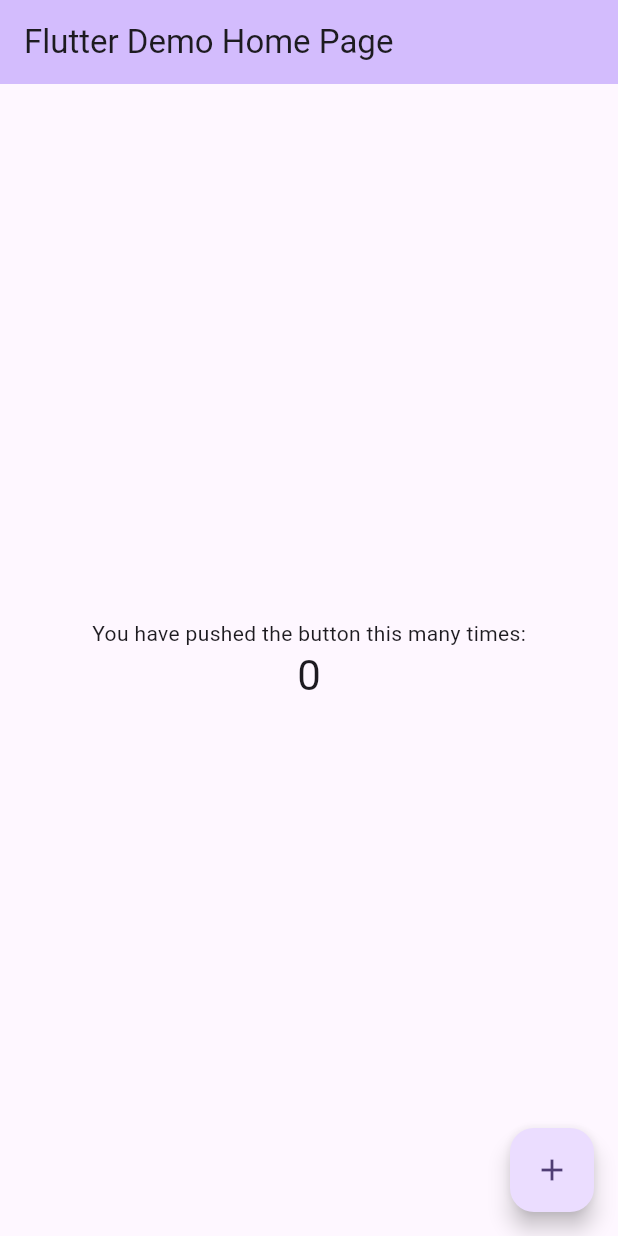
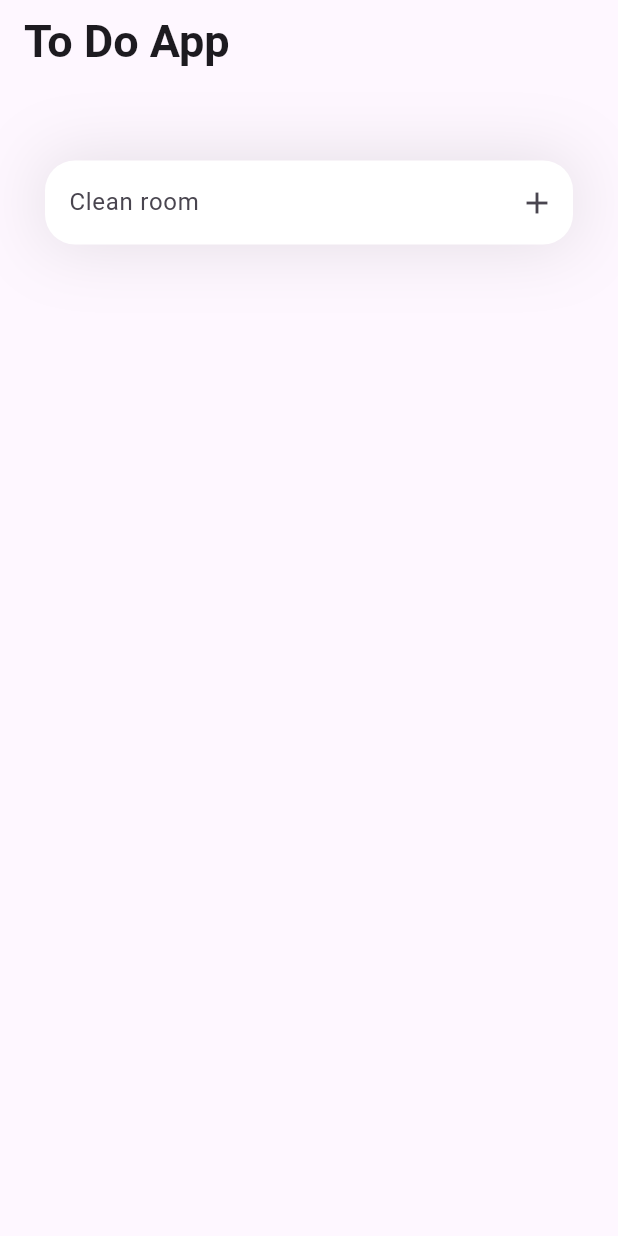
Before and after one commit to JopeKK/AppToDo, a Flutter app: the screen it shows after launch, on a phone screen of 412 x 824 dp. Run offline on Flutter 3.47's test engine with Material 3 defaults, Android fonts, the phone set to English and light mode, and no system bars; our stand-ins replace bloc, equatable, flutter_bloc, shared_preferences.

Commit message:
in progress

```diff
--- /dev/null
+++ b/lib/bloc/todo_event.dart
@@ -0,0 +1,27 @@
+part of 'todo_bloc.dart';
+
+/*
+- zmiana stanu
+- dodanie zadania
+*/
+
+abstract class ToDoEvent extends Equatable {
+  const ToDoEvent();
+}
+
+class AddToDo extends ToDoEvent {
+  final String title;
+  final String description;
+
+  const AddToDo(this.title, this.description);
+
+  @override
+  List<Object> get props => [title, description];
+}
+
+class DoneToDo extends ToDoEvent {
+  const DoneToDo();
+
+  @override
+  List<Object> get props => [];
+}
--- /dev/null
+++ b/lib/bloc/todo_state.dart
@@ -0,0 +1,20 @@
+part of 'todo_bloc.dart';
+
+abstract class ToDoState extends Equatable {
+  const ToDoState();
+}
+
+class ToDoInitial extends ToDoState {
+  const ToDoInitial();
+
+  @override
+  List<Object> get props => [];
+}
+
+class ToDoListView extends ToDoState {
+  final List<ToDoModel> items;
+  const ToDoListView(this.items);
+
+  @override
+  List<Object> get props => [];
+}
--- /dev/null
+++ b/lib/data/model/todo.dart
@@ -0,0 +1,32 @@
+import 'package:equatable/equatable.dart';
+
+class ToDoModel extends Equatable {
+  final String title;
+  final String description;
+  final bool isDone;
+
+  ToDoModel({
+    required this.title,
+    required this.description,
+    this.isDone = false,
+  });
+
+  @override
+  List<Object> get props => [
+        title,
+        description,
+        isDone,
+      ];
+
+  factory ToDoModel.fromJson(Map<String, dynamic> json) => ToDoModel(
+        title: json["title"],
+        description: json["description"],
+        isDone: json["isDone"],
+      );
+
+  Map<String, dynamic> toJson() => {
+        "title": title,
+        "description": description,
+        "isDone": isDone,
+      };
+}
--- a/lib/main.dart
+++ b/lib/main.dart
@@ -1,4 +1,8 @@
 import 'package:flutter/material.dart';
+import 'package:flutter_bloc/flutter_bloc.dart';
+import 'package:to_do_app/bloc/todo_bloc.dart';
+import 'package:to_do_app/data/todo_repository.dart';
+import 'package:to_do_app/pages/todolist.dart';
 
 void main() {
   runApp(const MyApp());
@@ -7,119 +11,14 @@ void main() {
 class MyApp extends StatelessWidget {
   const MyApp({super.key});
 
-  // This widget is the root of your application.
   @override
   Widget build(BuildContext context) {
     return MaterialApp(
-      title: 'Flutter Demo',
-      theme: ThemeData(
-        // This is the theme of your application.
-        //
-        // TRY THIS: Try running your application with "flutter run". You'll see
-        // the application has a purple toolbar. Then, without quitting the app,
-        // try changing the seedColor in the colorScheme below to Colors.green
-        // and then invoke "hot reload" (save your changes or press the "hot
-        // reload" button in a Flutter-supported IDE, or press "r" if you used
-        // the command line to start the app).
-        //
-        // Notice that the counter didn't reset back to zero; the application
-        // state is not lost during the reload. To reset the state, use hot
-        // restart instead.
-        //
-        // This works for code too, not just values: Most code changes can be
-        // tested with just a hot reload.
-        colorScheme: ColorScheme.fromSeed(seedColor: Colors.deepPurple),
-        useMaterial3: true,
+      debugShowCheckedModeBanner: false,
+      home: BlocProvider(
+        create: (context) => ToDoBloc(TodoRepository()),
+        child: Todolist(),
       ),
-      home: const MyHomePage(title: 'Flutter Demo Home Page'),
     );
   }
 }
-
-class MyHomePage extends StatefulWidget {
-  const MyHomePage({super.key, required this.title});
-
-  // This widget is the home page of your application. It is stateful, meaning
-  // that it has a State object (defined below) that contains fields that affect
-  // how it looks.
-
-  // This class is the configuration for the state. It holds the values (in this
-  // case the title) provided by the parent (in this case the App widget) and
-  // used by the build method of the State. Fields in a Widget subclass are
-  // always marked "final".
-
-  final String title;
-
-  @override
-  State<MyHomePage> createState() => _MyHomePageState();
-}
-
-class _MyHomePageState extends State<MyHomePage> {
-  int _counter = 0;
-
-  void _incrementCounter() {
-    setState(() {
-      // This call to setState tells the Flutter framework that something has
-      // changed in this State, which causes it to rerun the build method below
-      // so that the display can reflect the updated values. If we changed
-      // _counter without calling setState(), then the build method would not be
-      // called again, and so nothing would appear to happen.
-      _counter++;
-    });
-  }
-
-  @override
-  Widget build(BuildContext context) {
-    // This method is rerun every time setState is called, for instance as done
-    // by the _incrementCounter method above.
-    //
-    // The Flutter framework has been optimized to make rerunning build methods
-    // fast, so that you can just rebuild anything that needs updating rather
-    // than having to individually change instances of widgets.
-    return Scaffold(
-      appBar: AppBar(
-        // TRY THIS: Try changing the color here to a specific color (to
-        // Colors.amber, perhaps?) and trigger a hot reload to see the AppBar
-        // change color while the other colors stay the same.
-        backgroundColor: Theme.of(context).colorScheme.inversePrimary,
-        // Here we take the value from the MyHomePage object that was created by
-        // the App.build method, and use it to set our appbar title.
-        title: Text(widget.title),
-      ),
-      body: Center(
-        // Center is a layout widget. It takes a single child and positions it
-        // in the middle of the parent.
-        child: Column(
-          // Column is also a layout widget. It takes a list of children and
-          // arranges them vertically. By default, it sizes itself to fit its
-          // children horizontally, and tries to be as tall as its parent.
-          //
-          // Column has various properties to control how it sizes itself and
-          // how it positions its children. Here we use mainAxisAlignment to
-          // center the children vertically; the main axis here is the vertical
-          // axis because Columns are vertical (the cross axis would be
-          // horizontal).
-          //
-          // TRY THIS: Invoke "debug painting" (choose the "Toggle Debug Paint"
-          // action in the IDE, or press "p" in the console), to see the
-          // wireframe for each widget.
-          mainAxisAlignment: MainAxisAlignment.center,
-          children: <Widget>[
-            const Text(
-              'You have pushed the button this many times:',
-            ),
-            Text(
-              '$_counter',
-              style: Theme.of(context).textTheme.headlineMedium,
-            ),
-          ],
-        ),
-      ),
-      floatingActionButton: FloatingActionButton(
-        onPressed: _incrementCounter,
-        tooltip: 'Increment',
-        child: const Icon(Icons.add),
-      ), // This trailing comma makes auto-formatting nicer for build methods.
-    );
-  }
-}
--- /dev/null
+++ b/lib/pages/todolist.dart
@@ -0,0 +1,100 @@
+import 'package:flutter/material.dart';
+import 'package:flutter_bloc/flutter_bloc.dart';
+import 'package:to_do_app/bloc/todo_bloc.dart';
+import 'package:to_do_app/data/model/todo.dart';
+
+class Todolist extends StatelessWidget {
+  const Todolist({super.key});
+
+  @override
+  Widget build(BuildContext context) {
+    return Scaffold(
+      appBar: AppBar(
+        title: const Text(
+          'To Do App',
+          style: TextStyle(
+            fontWeight: FontWeight.bold,
+            fontSize: 30,
+          ),
+        ),
+      ),
+      body: Container(
+        padding: const EdgeInsets.symmetric(vertical: 16),
+        alignment: Alignment.center,
+        child: BlocBuilder<ToDoBloc, ToDoState>(
+          builder: (context, state) {
+            if (state is ToDoInitial) {
+              return buildInitail();
+            } else if (state is ToDoListView) {
+              return toDolistReady(context, state.items);
+            }
+            return const Text('Problem');
+          },
+        ),
+      ),
+    );
+  }
+
+  Widget buildInitail() {
+    return Center(
+      child: BuildInitail(),
+    );
+  }
+
+  Column toDolistReady(BuildContext context, List<ToDoModel> items) {
+    return Column(
+      children: [
+        ListView.builder(
+          itemCount: items.length,
+          itemBuilder: (context, index) {
+            final item = items[index];
+            return ListTile(
+              title: Text(item.title),
+            );
+          },
+        )
+      ],
+    );
+  }
+}
+
+class BuildInitail extends StatelessWidget {
+  const BuildInitail({super.key});
+
+  @override
+  Widget build(BuildContext context) {
+    return Scaffold(
+        body: Column(children: [
+      const SizedBox(
+        height: 30,
+      ),
+      Container(
+        margin: const EdgeInsets.only(top: 5, left: 30, right: 30),
+        decoration: BoxDecoration(boxShadow: [
+          BoxShadow(
+            color: Colors.black.withOpacity(0.11),
+            blurRadius: 40,
+            spreadRadius: 0.0,
+          )
+        ]),
+        child: TextField(
+          onSubmitted: (value) => submitToDo(context, value),
+          decoration: InputDecoration(
+            hintText: 'Clean room',
+            filled: true,
+            fillColor: Colors.white,
+            border: OutlineInputBorder(
+                borderRadius: BorderRadius.circular(20),
+                borderSide: BorderSide.none),
+            suffixIcon: const Icon(Icons.add),
+          ),
+        ),
+      ),
+    ]));
+  }
+}
+
+void submitToDo(BuildContext contex, String value) {
+  final toDoBloc = BlocProvider.of<ToDoBloc>(contex);
+  toDoBloc.add(AddToDo(value, 'test'));
+}
--- a/pubspec.yaml
+++ b/pubspec.yaml
@@ -38,6 +38,7 @@ dependencies:
   # The following adds the Cupertino Icons font to your application.
   # Use with the CupertinoIcons class for iOS style icons.
   cupertino_icons: ^1.0.8
+  bloc: ^8.1.4
 
 dev_dependencies:
   flutter_test:
```
Also changed, not shown: lib/bloc/todo_bloc.dart (added, +31 -0 lines), lib/data/todo_repository.dart (added, +36 -0 lines), pubspec.lock.
